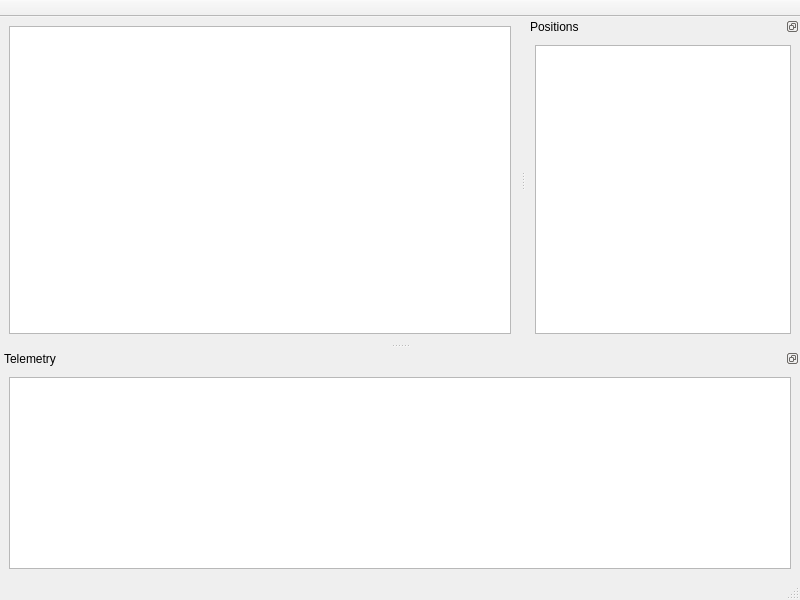
The window that src/forse/race_info/RaceInfoWindow.ui (Pesa/forse) describes before a commit, drawn with Qt 5.
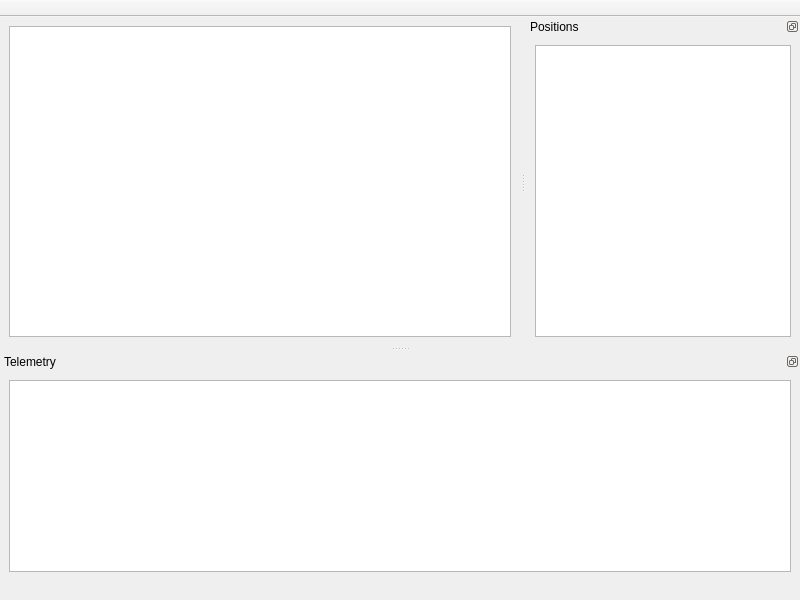
The same window after the commit. Icons and pictures are not drawn. Custom widgets are drawn as their Qt base class.

Commit message: [control_panel,logger,race_info] Disable size grip.

```diff
--- a/src/forse/race_info/RaceInfoWindow.ui
+++ b/src/forse/race_info/RaceInfoWindow.ui
@@ -24,7 +24,11 @@
     </item>
    </layout>
   </widget>
-  <widget class="QStatusBar" name="statusBar"/>
+  <widget class="QStatusBar" name="statusBar">
+   <property name="sizeGripEnabled">
+    <bool>false</bool>
+   </property>
+  </widget>
   <widget class="QToolBar" name="toolBar">
    <property name="windowTitle">
     <string>Tool Bar</string>
```
Left out of the diff: 6 changed lines with no effect on the pictures. The commit also changes 2 other files.
